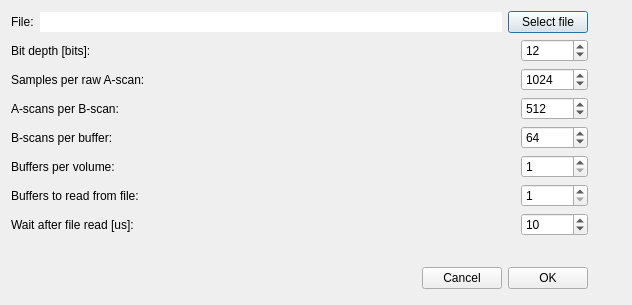
This is octproz_virtual_oct_system/src/virtualoctsystemsettingsdialog.ui in spectralcode/OCTproZ as Qt 5 draws it before an edit. The edited form follows.
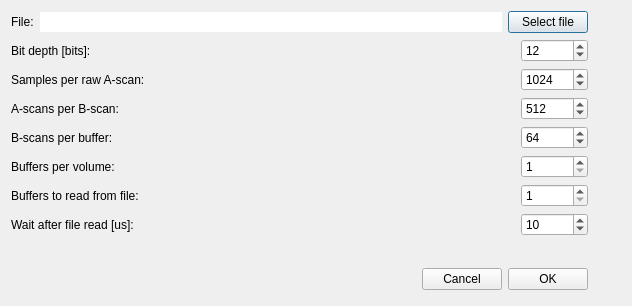
This is the edited form. Icons and pictures are not drawn.

Commit message: Tool tips and whats this text added

The edit to the form file:
```diff
--- a/octproz_virtual_oct_system/src/virtualoctsystemsettingsdialog.ui
+++ b/octproz_virtual_oct_system/src/virtualoctsystemsettingsdialog.ui
@@ -7,7 +7,7 @@
 	<x>0</x>
 	<y>0</y>
 	<width>632</width>
-	<height>305</height>
+    <height>306</height>
    </rect>
   </property>
   <property name="sizePolicy">
```
Left out of the diff: 37 changed lines with no effect on the pictures. Lines whose indentation alone changed are shown as unchanged.
